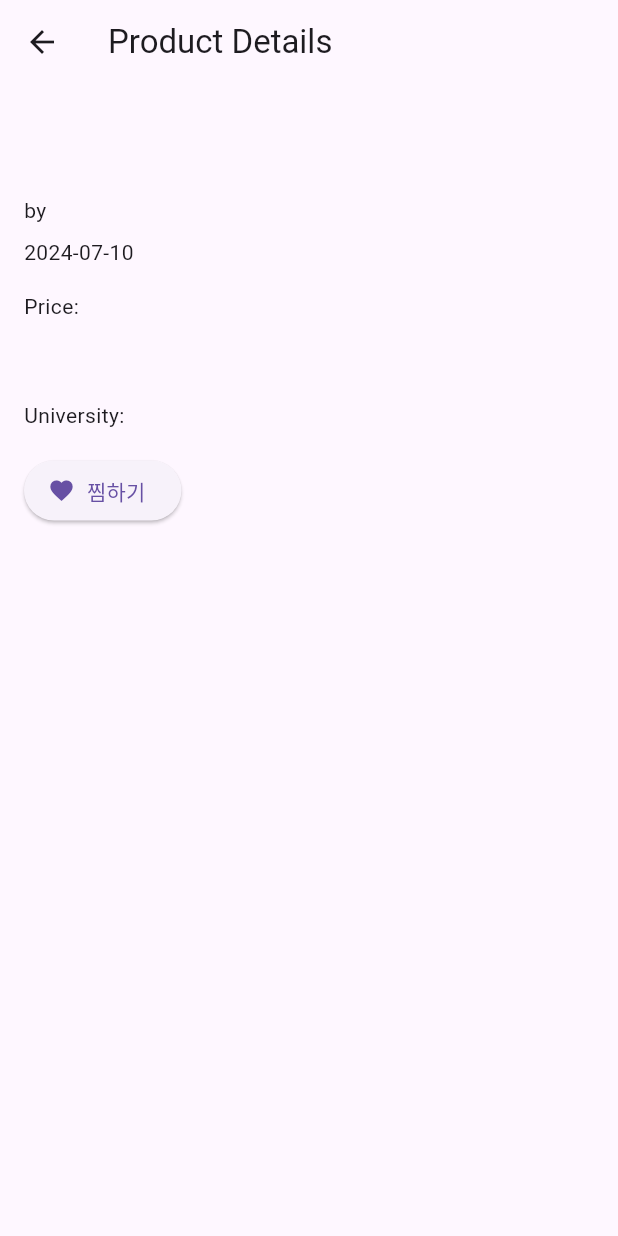
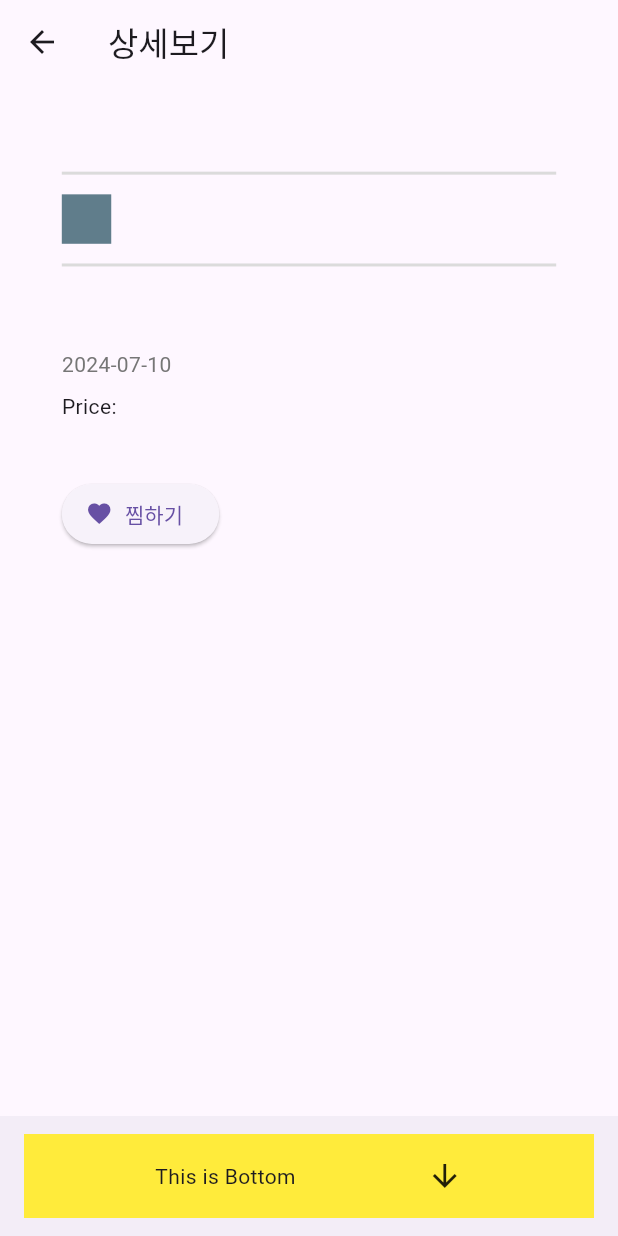
Before and after one commit to akshwpsh/amtt, a Flutter app: the ProductDetailPage screen opened directly with empty values, on a phone screen of 412 x 824 dp. Run offline on Flutter 3.47's test engine with Material 3 defaults, Android fonts, the phone set to English and light mode, and no system bars; our stand-ins replace cloud_firestore, firebase_auth, firebase_core, firebase_storage, flutter_screenutil, image_picker; accounts and stored records are empty; generated files the repository leaves out were written again.

Commit message:
페이지 UI 작업
비율작업 및 스크롤뷰 추가, 공통패딩 추가, 디바이더로 판매자 구분, bottomappbar 추가

```diff
--- a/lib/pages/ProductDetailPage.dart
+++ b/lib/pages/ProductDetailPage.dart
@@ -1,3 +1,5 @@
+import 'package:flutter_screenutil/flutter_screenutil.dart';
+
 import 'package:flutter/material.dart';
 import 'package:cloud_firestore/cloud_firestore.dart';
 import 'package:firebase_auth/firebase_auth.dart';
@@ -46,7 +48,7 @@ class ProductDetailPage extends StatelessWidget {
   Widget build(BuildContext context) {
     return Scaffold(
       appBar: AppBar(
-        title: Text('Product Details'),
+        title: Text('상세보기'),
       ),
       body: FutureBuilder<Map<String, dynamic>>(
         future: fetchPostDetails(postId),
@@ -69,20 +71,28 @@ class ProductDetailPage extends StatelessWidget {
             String university = data['University'];
             List<dynamic> imageUrls = data['imageUrls'];
 
-            return Padding(
-              padding: EdgeInsets.all(16.0),
+            return SingleChildScrollView(
+              child: Padding(
+                padding: EdgeInsets.all(0.1.sw),
                 child: Column(
                   crossAxisAlignment: CrossAxisAlignment.start,
                   children: [
                     if (imageUrls.isNotEmpty)
-                    SizedBox(
-                      height: 200,
+                      Container(
+                        decoration: BoxDecoration(
+                          color: Color(0xff767676),
+                          borderRadius: BorderRadius.circular(12),
+                        ),
+
+                        child: SizedBox(
+                          height: 300,
                           child: ListView.builder(
                             scrollDirection: Axis.horizontal,
                             itemCount: imageUrls.length,
                             itemBuilder: (context, index) {
-                          return Padding(
-                            padding: const EdgeInsets.only(right: 8.0),
+                              return Container(
+                                child: ClipRRect(
+                                  borderRadius: BorderRadius.circular(8.0),
                                   child: Image.network(
                                     imageUrls[index],
                                     width: 200,
@@ -92,27 +102,82 @@ class ProductDetailPage extends StatelessWidget {
                                       return Icon(Icons.error);
                                     },
                                   ),
+                                ),
                               );
                             },
                           ),
                         ),
-                  SizedBox(height: 16.0),
+
+                      ),
+
+                    SizedBox(height: 0.01.sh),
+
+                    //판매자 정보 공간
+                    const Divider(
+                      height: 20,
+                      thickness: 2,
+                      indent: 0,
+                      endIndent: 0,
+                      color: Color(0xffdbdbdb),
+                    ),
+
+                    Container(
+                      height: 0.05.sh,
+                      child: Row (
+                        children: [
+
+                          //유저 프로필 사진 공간
+                          Container(
+                            width: 0.04.sh,
+                            height: 0.04.sh,
+                            color: Colors.blueGrey,
+                            margin: const EdgeInsets.only(right: 15),
+                          ),
+
+                          //유저명
+                          Text('$userName', style: TextStyle(fontSize: 17, fontWeight: FontWeight.w600)
+                          ),
+
+                          Spacer(),
+
+                          Text('$university'),
+
+                        ],
+                      ),
+                    ),
+
+                    const Divider(
+                      height: 20,
+                      thickness: 2,
+                      indent: 0,
+                      endIndent: 0,
+                      color: Color(0xffdbdbdb),
+                    ),
+
+
+                    //게시글 제목
                     Text(
                       postName,
                       style:
-                        TextStyle(fontSize: 24.0, fontWeight: FontWeight.bold),
+                      TextStyle(fontSize: 26.0, fontWeight: FontWeight.bold),
                     ),
-                  SizedBox(height: 8.0),
-                  Text('by $userName'),
-                  SizedBox(height: 8.0),
-                  Text(formattedDate),
-                  SizedBox(height: 16.0),
+
+                    SizedBox(height: 0.01.sh),
+
+                    //게시글 상태정보 나열(날짜, 뷰, 찜, 채팅)
+                    Row(
+                      children: [
+                        Text(formattedDate, style: TextStyle(color: Color(0xff767676)),),
+                      ],
+                    ),
+
+                    SizedBox(height: 0.01.sh),
+
                     Text('Price: $price'),
-                  SizedBox(height: 16.0),
-                  Text(description),
-                  SizedBox(height: 16.0),
-                  Text('University: $university'),
-                  SizedBox(height: 16.0),
+                    SizedBox(height: 0.01.sh),
+                    Text(description, style: TextStyle(color: Color(0xff767676)),),
+                    SizedBox(height: 0.01.sh),
+
                     ElevatedButton.icon(
                       onPressed: () async {
                         ///오류발생 이유 확인하기위한 트라이문
@@ -140,10 +205,24 @@ class ProductDetailPage extends StatelessWidget {
                     ),
                   ],
                 ),
+              ),
             );
           }
         },
       ),
+      bottomNavigationBar: BottomAppBar(
+        child: Container(
+          color: Colors.yellow,
+          height: 50.0,
+          child: const Row(
+              mainAxisAlignment: MainAxisAlignment.spaceEvenly,
+              children: <Widget>[
+                Text('This is Bottom'),
+                Icon(Icons.arrow_downward),
+              ]
+          ),
+        ),
+      ),
     );
   }
 }
```
Lines whose indentation alone changed are shown as unchanged.
